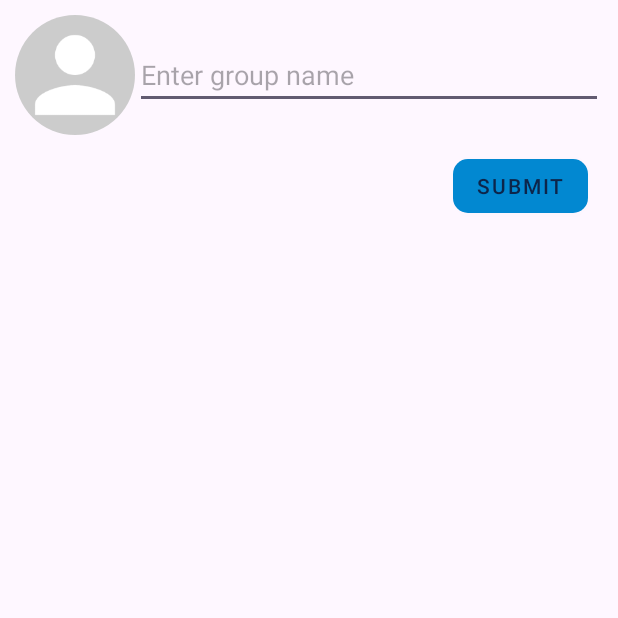
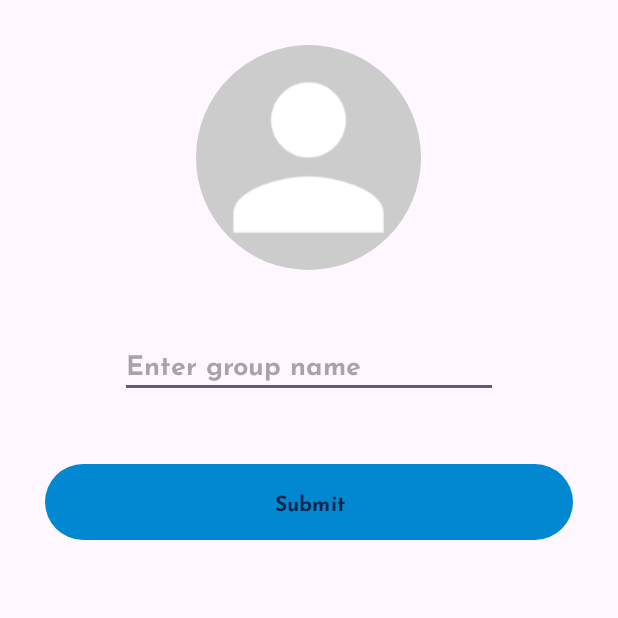
Before and after one commit to Vansh124/Chatty, an Android app: the GroupActivity screen opened directly, with no data from a screen before it, on a phone screen of 412 x 824 dp, the top half of it. Run offline under Robolectric (Android 15) with nearby library versions, the phone set to English and light mode, and no system bars; our stand-ins replace CircleImageView, Firebase (no records; nobody signed in at launch, a user with empty details on screens opened directly).

Commit message:
Updated the layout

```diff
--- a/app/src/main/res/layout/group_custom_layout.xml
+++ b/app/src/main/res/layout/group_custom_layout.xml
@@ -1,53 +1,40 @@
 <?xml version="1.0" encoding="utf-8"?>
 <LinearLayout
-	xmlns:android="http://schemas.android.com/apk/res/android"
-	xmlns:app="http://schemas.android.com/apk/res-auto"
-	xmlns:tools="http://schemas.android.com/tools"
-	android:orientation="vertical"
-	android:layout_width="match_parent"
-	android:layout_height="match_parent"
-	android:padding="10dp">
+    xmlns:android="http://schemas.android.com/apk/res/android"
+    xmlns:app="http://schemas.android.com/apk/res-auto"
+    xmlns:tools="http://schemas.android.com/tools"
+    android:gravity="center_horizontal"
+    android:layout_height="match_parent"
+    android:layout_width="match_parent"
+    android:orientation="vertical"
+    android:padding="10dp">
 
-	<LinearLayout
-		android:orientation="horizontal"
-		android:layout_width="match_parent"
-		android:layout_height="wrap_content">
+    <de.hdodenhof.circleimageview.CircleImageView
+        android:id="@+id/groupProfileImage"
+        android:layout_height="150dp"
+        android:layout_margin="20dp"
+        android:layout_width="150dp"
+        android:src="@drawable/ic_profile"/>
 
-		<LinearLayout
-			android:orientation="vertical"
-			android:layout_width="wrap_content"
-			android:layout_height="wrap_content">
+    <EditText
+        android:ems="14"
+        android:fontFamily="@font/josefin_sans_bold"
+        android:hint="Enter group name"
+        android:id="@+id/groupProfileName"
+        android:inputType="textPersonName"
+        android:layout_height="wrap_content"
+        android:layout_margin="20dp"
+        android:layout_width="wrap_content"/>
 
-			<de.hdodenhof.circleimageview.CircleImageView
+    <com.google.android.material.button.MaterialButton
+        android:id="@+id/submitGroupDetails"
+        style="@style/Widget.Material3.Button"
+        android:fontFamily="@font/josefin_sans_bold"
+        android:layout_height="wrap_content"
+        android:layout_margin="20dp"
+        android:layout_width="match_parent"
+        android:padding="15dp"
+        android:text="Submit"/>
 
-                android:src="@drawable/ic_profile"
-				android:layout_width="80dp"
-				android:layout_height="80dp"
-				android:id="@+id/groupProfileImage"
-				/>
-
-		</LinearLayout>
-
-		<EditText
-			android:layout_width="wrap_content"
-			android:inputType="textPersonName"
-			android:layout_height="wrap_content"
-			android:ems="10"
-			android:hint="Enter group name"
-			android:layout_weight="1.0"
-			android:id="@+id/groupProfileName"
-			android:layout_gravity="center_vertical"/>
-
-	</LinearLayout>
-
-	<com.google.android.material.button.MaterialButton
-		style="@style/Widget.MaterialComponents.Button"
-		app:cornerRadius="10dp"
-		android:layout_width="wrap_content"
-		android:layout_height="wrap_content"
-		android:text="Submit"
-		android:layout_gravity="right"
-		android:id="@+id/submitGroupDetails"
-		android:layout_margin="10dp"/>
 
 </LinearLayout>
```
